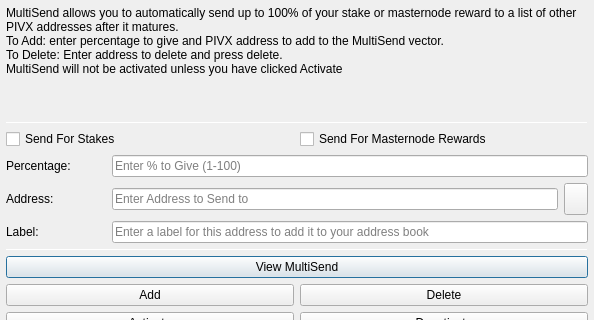
Above: src/qt/forms/multisenddialog.ui from POPCHAINFoundation/POPCHAIN before the change; both pictures show x 0 to 594 and y 0 to 320 of the 594 by 526 pixel window. Below: the same form after it.
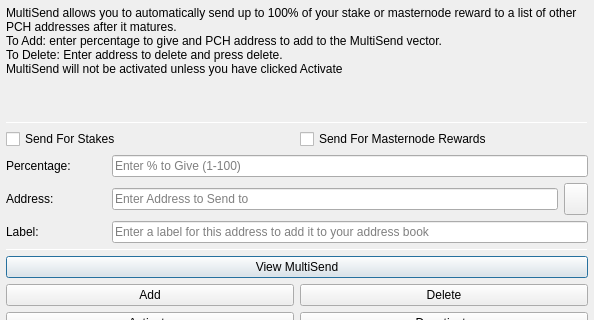
That is the form after the change. Icons and pictures are not drawn.

Patch:
```diff
--- a/src/qt/forms/multisenddialog.ui
+++ b/src/qt/forms/multisenddialog.ui
@@ -28,8 +28,8 @@
         <number>1</number>
        </property>
        <property name="text">
-        <string>MultiSend allows you to automatically send up to 100% of your stake or masternode reward to a list of other PIVX addresses after it matures.
-To Add: enter percentage to give and PIVX address to add to the MultiSend vector.
+        <string>MultiSend allows you to automatically send up to 100% of your stake or masternode reward to a list of other PCH addresses after it matures.
+To Add: enter percentage to give and PCH address to add to the MultiSend vector.
 To Delete: Enter address to delete and press delete.
 MultiSend will not be activated unless you have clicked Activate</string>
        </property>
```
